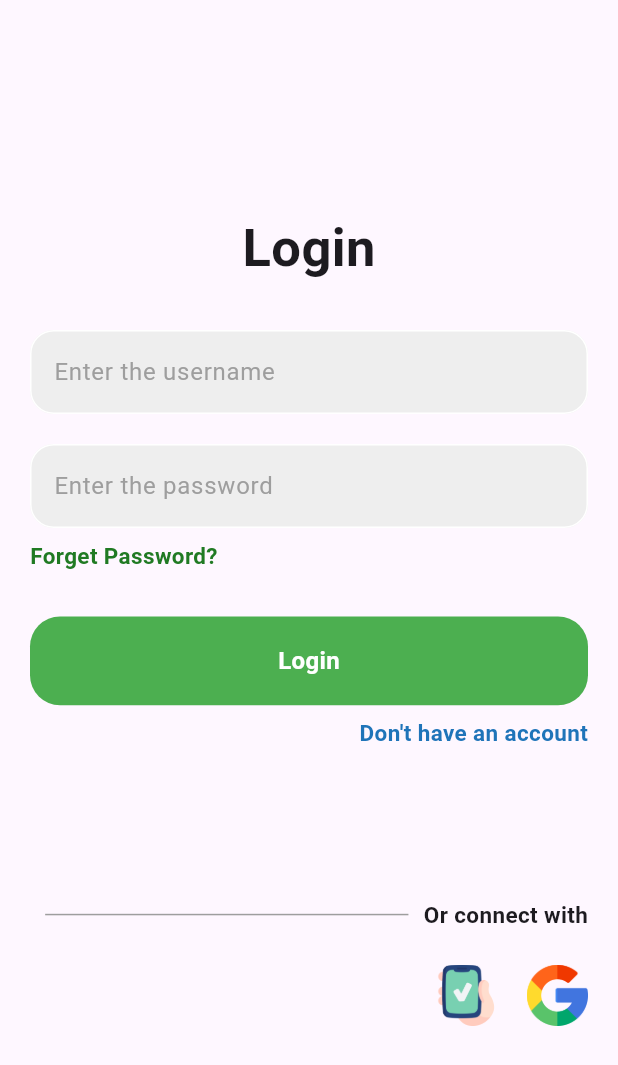
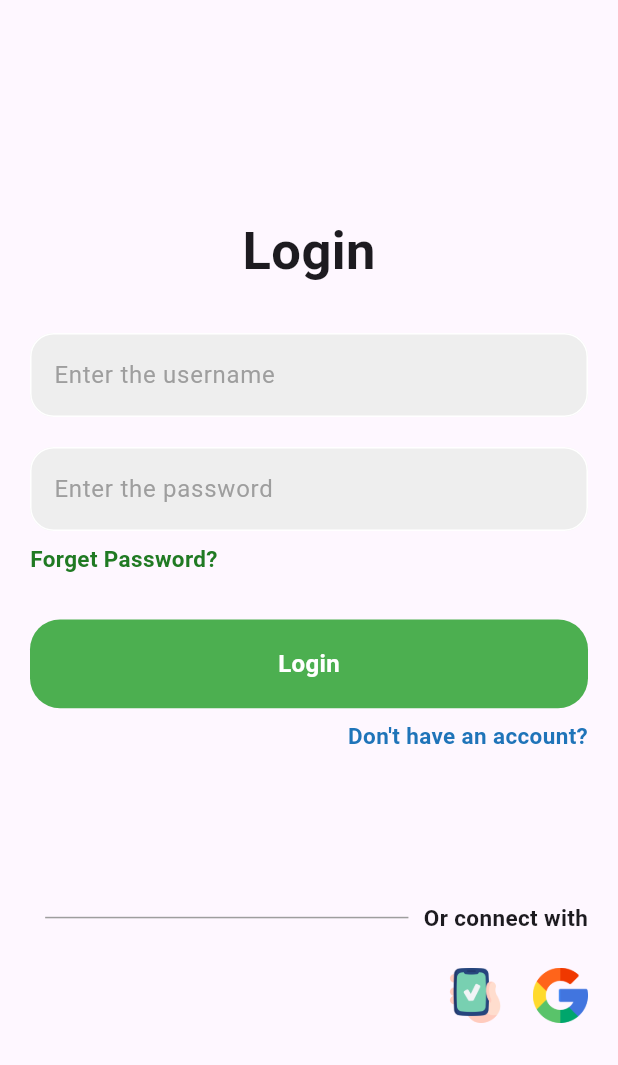
Before and after one commit to Shahanad-p/foody_buddy, a Flutter app: the LoginsScreen screen opened directly, on a phone screen of 412 x 824 dp. Shown: the top 1065 px of the screen. Run offline on Flutter 3.47's test engine with Material 3 defaults, Android fonts, the phone set to English and light mode, and no system bars.

Commit message:
done some changes

```diff
--- a/lib/main.dart
+++ b/lib/main.dart
@@ -1,6 +1,7 @@
 import 'package:flutter/material.dart';
 import 'package:foody_buddy/controller/bottom_provider.dart';
 import 'package:foody_buddy/view/slider_screens.dart';
+import 'package:foody_buddy/widgets/bottom_nav.dart';
 import 'package:provider/provider.dart';
 
 void main() {
@@ -17,7 +18,7 @@ class MyApp extends StatelessWidget {
         ChangeNotifierProvider(create: (context) => BottomProvider())
       ],
       child: MaterialApp(
-        home: SliderScreen(),
+        home: BottomBar(),
         debugShowCheckedModeBanner: false,
       ),
     );
--- a/lib/view/cart.dart
+++ b/lib/view/cart.dart
@@ -12,8 +12,8 @@ class _CartState extends State<Cart> {
   Widget build(BuildContext context) {
     return Scaffold(
       appBar: AppBar(
-        backgroundColor: Colors.white,
-        elevation: 1,
+        backgroundColor: Colors.transparent,
+        elevation: 0,
         leading: Icon(
           Icons.location_on,
           color: Colors.black,
--- a/lib/view/favorite.dart
+++ b/lib/view/favorite.dart
@@ -12,8 +12,8 @@ class _FavoriteState extends State<Favorite> {
   Widget build(BuildContext context) {
     return Scaffold(
       appBar: AppBar(
-        backgroundColor: Colors.white,
-        elevation: 1,
+        backgroundColor: Colors.transparent,
+        elevation: 0,
         leading: Icon(
           Icons.location_on,
           color: Colors.black,
--- a/lib/view/login_screen.dart
+++ b/lib/view/login_screen.dart
@@ -17,7 +17,8 @@ class _LoginsScreenState extends State<LoginsScreen> {
   TextEditingController passwordController = TextEditingController();
   @override
   Widget build(BuildContext context) {
-    return Scaffold(
+    return SafeArea(
+      child: Scaffold(
         body: Padding(
           padding: EdgeInsets.all(20),
           child: Center(
@@ -62,7 +63,7 @@ class _LoginsScreenState extends State<LoginsScreen> {
                               builder: (context) => RegisterScreen()));
                         },
                         child: Text(
-                        'Don\'t have an account',
+                          'Don\'t have an account?',
                           style: TextStyle(
                               fontSize: 15,
                               fontWeight: FontWeight.bold,
@@ -83,8 +84,8 @@ class _LoginsScreenState extends State<LoginsScreen> {
                       ),
                       Text(
                         "Or connect with",
-                      style:
-                          TextStyle(fontSize: 15, fontWeight: FontWeight.bold),
+                        style: TextStyle(
+                            fontSize: 15, fontWeight: FontWeight.bold),
                       ),
                     ],
                   ),
@@ -104,7 +105,8 @@ class _LoginsScreenState extends State<LoginsScreen> {
                                           MobileVerification()));
                             }),
                         SizedBox(width: 20),
-                      MyImagePath(imagePath: 'assets/google.png', onTap: () {}),
+                        MyImagePath(
+                            imagePath: 'assets/google.png', onTap: () {}),
                       ],
                     ),
                   )
@@ -113,6 +115,7 @@ class _LoginsScreenState extends State<LoginsScreen> {
             ),
           ),
         ),
+      ),
     );
   }
 }
--- a/lib/view/mobile_verification.dart
+++ b/lib/view/mobile_verification.dart
@@ -12,7 +12,8 @@ class MobileVerification extends StatefulWidget {
 class _MobileVerificationState extends State<MobileVerification> {
   @override
   Widget build(BuildContext context) {
-    return Scaffold(
+    return SafeArea(
+      child: Scaffold(
         appBar: AppBar(
           leading: InkWell(
             onTap: () {
@@ -34,7 +35,7 @@ class _MobileVerificationState extends State<MobileVerification> {
               mainAxisAlignment: MainAxisAlignment.center,
               children: [
                 Text(
-                'Number Verification',
+                  'Mobile Verification',
                   style: TextStyle(fontWeight: FontWeight.bold, fontSize: 26),
                 ),
                 SizedBox(height: 30),
@@ -62,6 +63,7 @@ class _MobileVerificationState extends State<MobileVerification> {
             ),
           ),
         ),
+      ),
     );
   }
 }
--- a/lib/view/otp_screen.dart
+++ b/lib/view/otp_screen.dart
@@ -11,7 +11,8 @@ class OtpScreen extends StatefulWidget {
 class _OtpScreenState extends State<OtpScreen> {
   @override
   Widget build(BuildContext context) {
-    return Scaffold(
+    return SafeArea(
+      child: Scaffold(
         appBar: AppBar(
           leading: InkWell(
             onTap: () {
@@ -56,6 +57,7 @@ class _OtpScreenState extends State<OtpScreen> {
             ),
           ),
         ),
+      ),
     );
   }
 }
--- a/lib/view/register_screen.dart
+++ b/lib/view/register_screen.dart
@@ -15,7 +15,8 @@ class _RegisterScreenState extends State<RegisterScreen> {
   TextEditingController confirmPasswordController = TextEditingController();
   @override
   Widget build(BuildContext context) {
-    return Scaffold(
+    return SafeArea(
+      child: Scaffold(
         appBar: AppBar(
           leading: InkWell(
             onTap: () {
@@ -67,7 +68,7 @@ class _RegisterScreenState extends State<RegisterScreen> {
                           Navigator.pop(context);
                         },
                         child: Text(
-                        'Alreday have an account',
+                          'Alreday have an account?',
                           style: TextStyle(
                               fontSize: 15,
                               fontWeight: FontWeight.bold,
@@ -81,6 +82,7 @@ class _RegisterScreenState extends State<RegisterScreen> {
             ),
           ),
         ),
+      ),
     );
   }
 }
--- a/lib/widgets/image_path.dart
+++ b/lib/widgets/image_path.dart
@@ -13,8 +13,8 @@ class MyImagePath extends StatelessWidget {
       child: Row(
         children: [
           SizedBox(
-            height: 40.8,
-            width: 40.8,
+            height: 36.8,
+            width: 36.8,
             child: Image.asset(imagePath),
           ),
         ],
```
Also changed, not shown: lib/view/home.dart (+24 -2 lines), lib/view/profile.dart (+6 -1 lines). Lines whose indentation alone changed are shown as unchanged.
